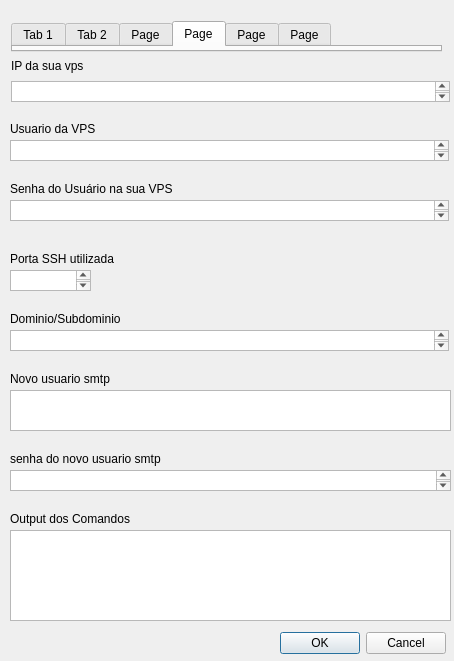
The window that form.ui (lemosjose/smtp-config) describes before a commit, drawn with Qt 5.
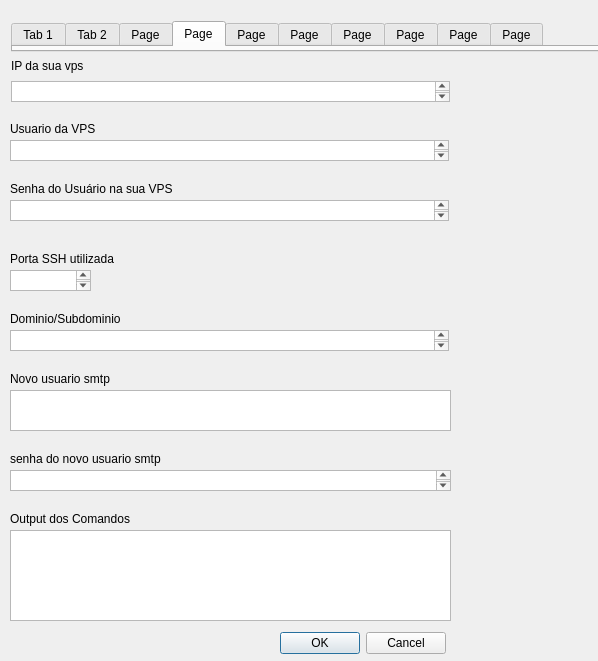
The same window after the commit.

Commit message: insere 4 abas a mais a pedido do cliente

The edit to the form file:
```diff
--- a/form.ui
+++ b/form.ui
@@ -6,7 +6,7 @@
    <rect>
     <x>0</x>
     <y>0</y>
-    <width>454</width>
+    <width>598</width>
     <height>661</height>
    </rect>
   </property>
@@ -175,7 +175,7 @@
     <rect>
      <x>11</x>
      <y>21</y>
-     <width>431</width>
+     <width>601</width>
      <height>31</height>
     </rect>
    </property>
@@ -212,6 +212,26 @@
      <string>Page</string>
     </attribute>
    </widget>
+   <widget class="QWidget" name="tab_7">
+    <attribute name="title">
+     <string>Page</string>
+    </attribute>
+   </widget>
+   <widget class="QWidget" name="tab_8">
+    <attribute name="title">
+     <string>Page</string>
+    </attribute>
+   </widget>
+   <widget class="QWidget" name="tab_9">
+    <attribute name="title">
+     <string>Page</string>
+    </attribute>
+   </widget>
+   <widget class="QWidget" name="tab_10">
+    <attribute name="title">
+     <string>Page</string>
+    </attribute>
+   </widget>
   </widget>
   <widget class="QLabel" name="label_2">
    <property name="geometry">
```
The commit also changes 1 other file.
